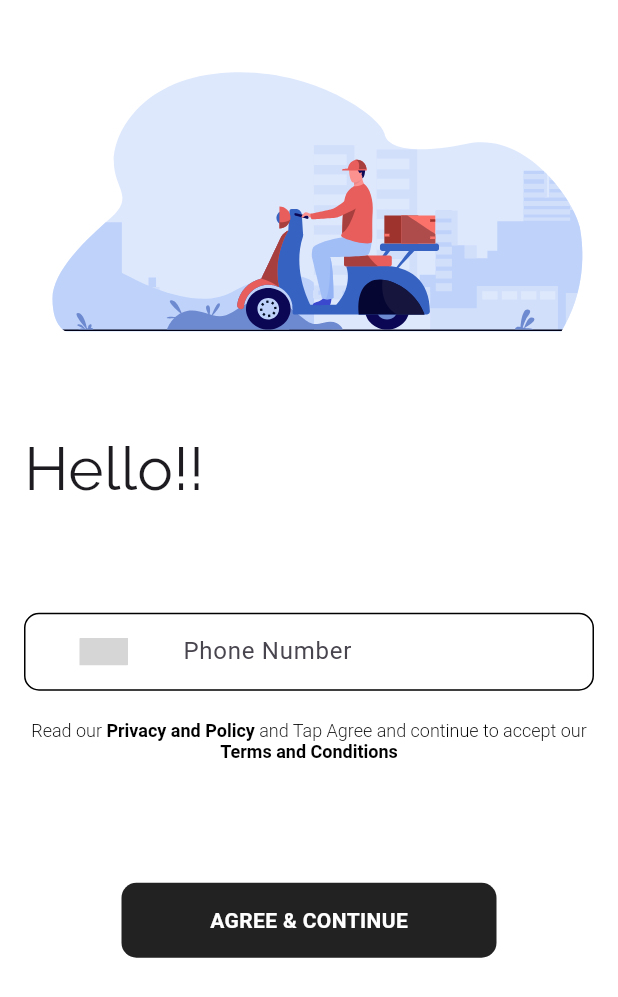
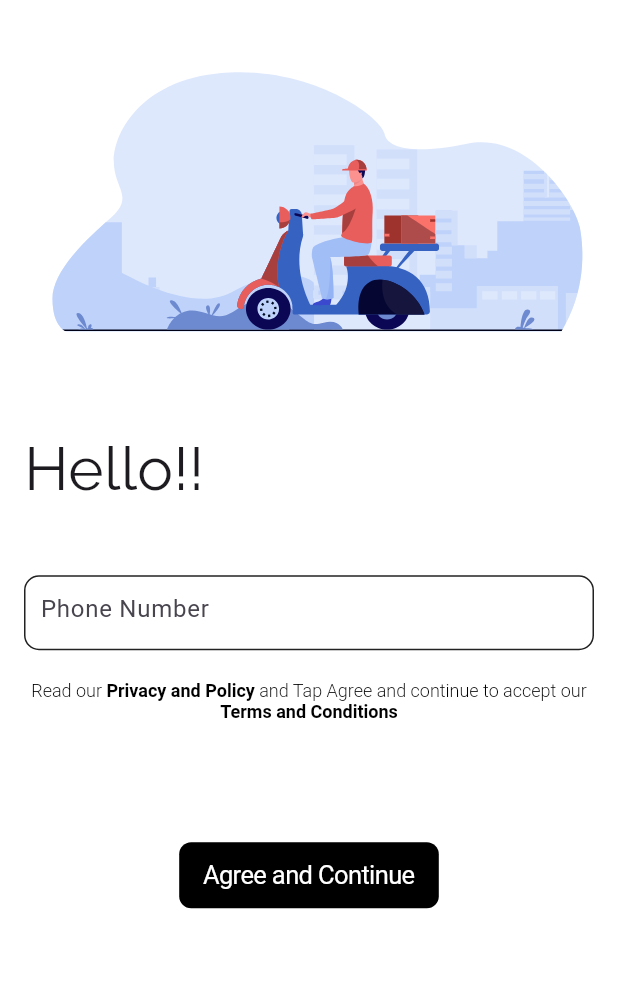
Before and after one commit to Yogesh-Jaisankar/wheel_and_meal, a Flutter app: the PhoneInputPage screen opened directly, on a phone screen of 412 x 824 dp. Shown: the top 997 px of the screen. Run offline on Flutter 3.47's test engine with Material 3 defaults, Android fonts, the phone set to English and light mode, and no system bars; drawn by our look-alikes of country_code_picker; our stand-ins replace geolocator, google_maps_flutter, location, lottie, shared_preferences; missing offline and left inert: otpless_flutter; accounts and stored records are empty; grey boxes are pictures that could not be loaded.

```diff
--- a/lib/Screens/PhoneAuth.dart
+++ b/lib/Screens/PhoneAuth.dart
@@ -1,7 +1,6 @@
 import 'dart:async';
 import 'dart:io';
 
-import 'package:country_code_picker/country_code_picker.dart';
 import 'package:flutter/cupertino.dart';
 import 'package:flutter/gestures.dart';
 import 'package:flutter/material.dart';
@@ -22,12 +21,66 @@ class _PhoneInputPageState extends State<PhoneInputPage> {
   final TextEditingController phoneController = TextEditingController();
   final _otplessFlutterPlugin = Otpless();
   bool isInitIos = false;
+  bool isLoading = false; // Loading state
   static const String appId = "H36KQYXL24MCA0LISYA9";
 
-  String selectedCountryCode = '+91'; // Default country code
-  bool isPhoneNumberValid = false;
-  bool isLoading = false;
-  bool isProcessing = false; // New flag for processing state
+  @override
+  void initState() {
+    super.initState();
+    startTimer();
+    if (Platform.isAndroid) {
+      _otplessFlutterPlugin.initHeadless(appId);
+      _otplessFlutterPlugin.setHeadlessCallback(onHeadlessResult);
+      debugPrint("init headless sdk is called for android");
+    }
+  }
+
+  void onHeadlessResult(dynamic result) {
+    setState(() {
+      isLoading = false; // Stop loading once result is received
+    });
+    debugPrint("Phone auth response: $result");
+    Navigator.push(
+      context,
+      CupertinoPageRoute(
+        builder: (context) => OtpInputPage(
+          phoneNumber: phoneController.text,
+          countryCode: '+91',
+        ),
+      ),
+    );
+  }
+
+  Future<void> startPhoneAuth() async {
+    // Hide keyboard
+    FocusScope.of(context).unfocus();
+
+    // Start showing loading indicator
+    setState(() {
+      isLoading = true;
+    });
+
+    try {
+      if (Platform.isIOS && !isInitIos) {
+        _otplessFlutterPlugin.initHeadless(appId);
+        _otplessFlutterPlugin.setHeadlessCallback(onHeadlessResult);
+        isInitIos = true;
+      }
+
+      Map<String, dynamic> arg = {
+        "phone": phoneController.text,
+        "countryCode": "91", // Change country code as required
+      };
+
+      // Start phone authentication
+      await _otplessFlutterPlugin.startHeadless(onHeadlessResult, arg);
+    } catch (e) {
+      debugPrint("Error in phone authentication: $e");
+      setState(() {
+        isLoading = false; // Stop loading if error occurs
+      });
+    }
+  }
 
   Timer? timer; // Declare timer variable
   int currentIndex = 0; // Current index for cycling texts
@@ -40,113 +93,12 @@ class _PhoneInputPageState extends State<PhoneInputPage> {
     "ನಮಸ್ಕಾರ"
   ];
 
-  @override
-  void initState() {
-    super.initState();
-    startTimer();
-    phoneController.addListener(() {
-      setState(() {
-        isPhoneNumberValid = phoneController
-            .text.isNotEmpty; // Check if phone number is not empty
-      });
-    });
-    if (Platform.isAndroid) {
-      _otplessFlutterPlugin.initHeadless(appId);
-      _otplessFlutterPlugin.setHeadlessCallback(onHeadlessResult);
-      debugPrint("init headless sdk is called for android");
-    }
-  }
-
   void startTimer() {
     timer = Timer.periodic(Duration(seconds: 2), (Timer t) {
       setState(() {
         currentIndex = (currentIndex + 1) % texts.length; // Cycle through texts
       });
     });
-  }
-
-  void onHeadlessResult(dynamic result) {
-    debugPrint("Phone auth response: $result");
-
-    if (!mounted || !isLoading)
-      return; // Check if widget is still mounted and loading
-
-    // Navigate to OTP page only if isLoading is true
-    Navigator.push(
-      context,
-      CupertinoPageRoute(
-        builder: (context) => OtpInputPage(
-          phoneNumber: phoneController.text,
-          countryCode: selectedCountryCode,
-        ),
-      ),
-    );
-
-    setState(() {
-      isLoading = false; // Reset loading state
-    });
-  }
-
-  Future<void> startHeadlessWithWhatsapp() async {
-    if (Platform.isIOS && !isInitIos) {
-      _otplessFlutterPlugin.initHeadless(appId);
-      _otplessFlutterPlugin.setHeadlessCallback(onHeadlessResult);
-      isInitIos = true;
-      debugPrint("init headless sdk is called for ios");
-      return;
-    }
-    Map<String, dynamic> arg = {'channelType': "WHATSAPP"};
-    _otplessFlutterPlugin.startHeadless(onHeadlessResult, arg);
-  }
-
-  Future<void> startPhoneAuth() async {
-    if (isProcessing) return; // Prevent multiple clicks
-    setState(() {
-      isProcessing = true; // Set processing to true
-      isLoading = true; // Show loading indicator immediately
-    });
-
-    // Hide the keyboard
-    FocusScope.of(context).unfocus();
-
-    try {
-      Map<String, dynamic> arg = {
-        "phone": phoneController.text,
-        "countryCode": selectedCountryCode.replaceAll('+', ''),
-      };
-
-      await _otplessFlutterPlugin.startHeadless(onHeadlessResult, arg);
-      print("Otpless headless started successfully");
-
-      // Wait for at least 3 seconds before navigating
-      await Future.delayed(Duration(seconds: 3));
-
-      // Now navigate to OTP page
-      if (isLoading) {
-        setState(() {
-          isLoading = false; // Stop loading animation
-        });
-        Navigator.push(
-          context,
-          CupertinoPageRoute(
-            builder: (context) => OtpInputPage(
-              phoneNumber: phoneController.text,
-              countryCode: selectedCountryCode,
-            ),
-          ),
-        );
-      }
-    } catch (e) {
-      debugPrint("Error starting phone auth: $e");
-      // Optionally show an error message to the user
-      ScaffoldMessenger.of(context).showSnackBar(
-        SnackBar(content: Text("Failed to send OTP. Please try again.")),
-      );
-    } finally {
-      setState(() {
-        isProcessing = false; // Reset processing state
-      });
-    }
   }
 
   @override
@@ -160,11 +112,12 @@ class _PhoneInputPageState extends State<PhoneInputPage> {
     return Scaffold(
       backgroundColor: Colors.white,
       body: SafeArea(
+        left: false,
+        right: false,
+        bottom: false,
         child: Padding(
           padding: const EdgeInsets.all(16.0),
-          child: SingleChildScrollView(
           child: Column(
-              mainAxisAlignment: MainAxisAlignment.center,
             children: [
               Lottie.asset("assets/cycle.json"),
               const SizedBox(height: 30),
@@ -178,41 +131,24 @@ class _PhoneInputPageState extends State<PhoneInputPage> {
                   ),
                 ),
               ),
-                const SizedBox(height: 25),
               Container(
-                  decoration: BoxDecoration(
-                      borderRadius: BorderRadius.circular(10),
-                      border: Border.all()),
-                  child: Row(
-                    children: [
-                      Container(
-                        width: 100,
                 height: 50,
                 decoration: BoxDecoration(
                     borderRadius: BorderRadius.circular(10),
-                        ),
-                        child: CountryCodePicker(
-                          initialSelection: "IN",
-                          onChanged: (code) {
-                            setState(() {
-                              selectedCountryCode = code.dialCode!;
-                            });
-                          },
-                        ),
-                      ),
-                      const SizedBox(width: 5),
-                      Expanded(
-                        child: TextField(
+                    border: Border.all(color: Colors.black87)),
+                child: Padding(
+                  padding: const EdgeInsets.all(10.0),
+                  child: TextFormField(
+                    maxLength: 10,
+                    maxLines: 1,
                     cursorColor: Colors.black87,
                     controller: phoneController,
                     keyboardType: TextInputType.phone,
-                          decoration: const InputDecoration(
+                    decoration: InputDecoration(
                         hintText: "Phone Number",
                         border: InputBorder.none,
+                        counterText: ""),
                   ),
-                        ),
-                      ),
-                    ],
                 ),
               ),
               const SizedBox(height: 20),
@@ -241,8 +177,7 @@ class _PhoneInputPageState extends State<PhoneInputPage> {
                         ..onTap = () {
                           _loadContent('assets/privacy_policy.txt')
                               .then((content) {
-                              _showDialog(
-                                  context, "Privacy and Policy", content);
+                            _showDialog(context, "Privacy and Policy", content);
                           });
                         },
                     ),
@@ -271,52 +206,36 @@ class _PhoneInputPageState extends State<PhoneInputPage> {
                 ),
               ),
               const SizedBox(height: 80),
-
-                // Show Lottie animation if loading, otherwise show button
               isLoading
-                    ? Center(
-                        child: Container(
-                          height: 150,
-                          width: 150,
-                          child: Lottie.asset('assets/loading.json'),
+                  ? Lottie.asset(
+                      "assets/loading.json") // Show loading indicator
+                  : Container(
+                      decoration: BoxDecoration(
+                        color: CupertinoColors
+                            .black, // Set the background color to black
+                        borderRadius: BorderRadius.circular(
+                            8.0), // Optional: Adjust the border radius
+                      ),
+                      child: CupertinoButton(
+                        onPressed: startPhoneAuth,
+                        padding: const EdgeInsets.symmetric(
+                            horizontal: 16.0, vertical: 10.0),
+                        child: const Text(
+                          "Agree and Continue",
+                          style: TextStyle(
+                              color: CupertinoColors
+                                  .white), // Text color set to white
+                        ),
+                        color: Colors
+                            .transparent, // Make button itself transparent, color is handled by Container
                       ),
                     )
-                    : GestureDetector(
-                        onTap: isPhoneNumberValid && !isProcessing
-                            ? () {
-                                HapticFeedback.heavyImpact();
-                                setState(() {
-                                  isLoading = true; // Start loading animation
-                                });
-                                startPhoneAuth();
-                              }
-                            : null, // Disable if not valid or processing
-                        child: Container(
-                          height: 50,
-                          width: 250,
-                          decoration: BoxDecoration(
-                            color: isPhoneNumberValid && !isProcessing
-                                ? Colors.green
-                                : Colors.black87,
-                            borderRadius: BorderRadius.circular(10),
-                          ),
-                          child: Center(
-                            child: Text(
-                              "AGREE & CONTINUE",
-                              style: TextStyle(
-                                color: Colors.white,
-                                fontWeight: FontWeight.bold,
-                              ),
-                            ),
-                          ),
-                        ),
-                      ),
             ],
           ),
         ),
       ),
-      ),
     );
+  }
 }
 
 Future<String> _loadContent(String path) async {
@@ -346,4 +265,3 @@ class _PhoneInputPageState extends State<PhoneInputPage> {
     },
   );
 }
-}
```
Also changed, not shown: lib/main.dart (+20 -20 lines), 1 other file. Lines whose indentation alone changed are shown as unchanged.
